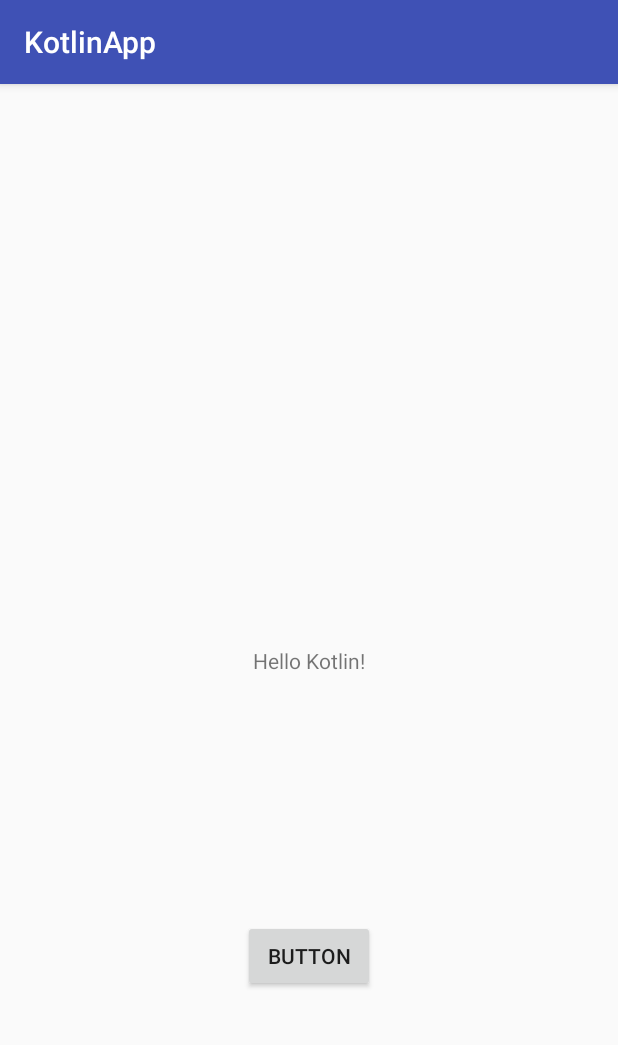
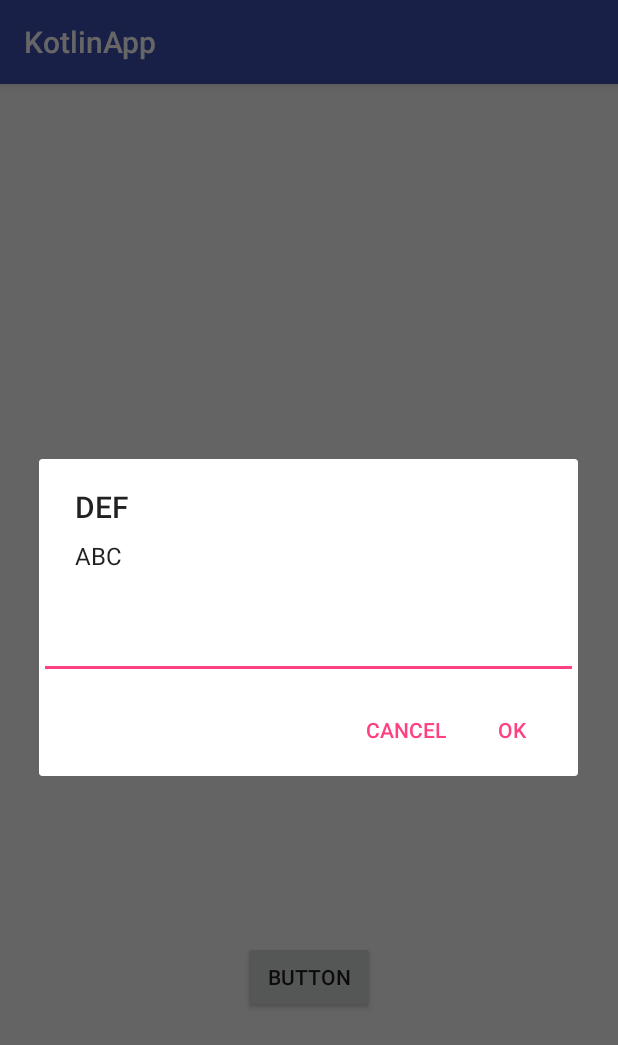
Before and after one commit to annalbenson/KotlinApp, an Android app: the screen it shows after launch (MainActivity), after a tap on "BUTTON", on a phone screen of 412 x 824 dp. Shown: the top 1045 px of the screen. Run offline under Robolectric (Android 15) with nearby library versions, the phone set to English and light mode, and no system bars.

Commit message:
Button, dialog, change message text

```diff
--- a/app/src/main/java/com/annabenson/kotlinapp/MainActivity.kt
+++ b/app/src/main/java/com/annabenson/kotlinapp/MainActivity.kt
@@ -1,31 +1,86 @@
 package com.annabenson.kotlinapp
 
+import android.content.DialogInterface
 import android.support.v7.app.AppCompatActivity
 import android.os.Bundle
+import android.support.v7.app.AlertDialog
+import android.text.InputType
+import android.util.Log
+import android.view.Gravity
 import android.view.View
 import android.widget.Button
+import android.widget.EditText
 import android.widget.TextView
 import android.widget.Toast
 import kotlinx.android.synthetic.main.activity_main.*
 
+
+
 class MainActivity : AppCompatActivity() {
 
-    //var button : Button // how to declare w/o initializing
+
+    lateinit var messageView : TextView
+    lateinit var button : Button
+
+    // can't really declare b/c it would be null until set later
 
     override fun onCreate(savedInstanceState: Bundle?) {
         super.onCreate(savedInstanceState)
         setContentView(R.layout.activity_main)
 
-        val messageView : TextView = findViewById(R.id.messageID)
+
+        messageView = findViewById(R.id.messageID)
         val startMsg : String = "Hello Kotlin!"
-        messageView.setText( startMsg )
+        messageView.text = startMsg
 
-        val button : Button = findViewById(R.id.buttonID)
+        button = findViewById(R.id.buttonID)
         button.setOnClickListener {
             Toast.makeText(this, "Clicked", Toast.LENGTH_SHORT).show()
+            buttonDialog()
         }
 
 
+    }
 
+    fun buttonDialog(){
+        val builder : AlertDialog.Builder = AlertDialog.Builder(this)
+
+        val editText = EditText(this)
+        editText.inputType = InputType.TYPE_CLASS_TEXT
+        editText.gravity = Gravity.CENTER_HORIZONTAL
+
+        builder.setView(editText)
+
+        builder.setPositiveButton("OK", DialogInterface.OnClickListener{ dialog, whichButton ->
+            print("buttonDialog : positive clicked")
+            val input : String = editText.text.toString()
+            messageView.text = input
+
+        })
+
+        /*
+        builder.setPositiveButton("OK", DialogInterface.OnClickListener{
+            print("buttonDialog : positive clicked")
+            val input : String = editText.text.toString()
+            messageView.text = input
+        })
+        */
+
+        builder.setNegativeButton("Cancel", DialogInterface.OnClickListener { dialog, whichButton ->
+            print("buttonDialog : negative clicked")
+        })
+
+            /*
+        builder.setNegativeButton("Cancel", DialogInterface.OnClickListener{
+            print("buttonDialog : negative clicked")
+        })
+        */
+
+        builder.setMessage("ABC")
+        builder.setTitle("DEF")
+
+        val dialog : AlertDialog = builder.create()
+        dialog.show()
     }
+
 }
--- a/app/src/main/res/layout/activity_main.xml
+++ b/app/src/main/res/layout/activity_main.xml
@@ -8,9 +8,8 @@
 
     <TextView
         android:id="@+id/messageID"
-        android:layout_width="wrap_content"
-        android:layout_height="wrap_content"
-        android:text="Hello World!"
+        android:layout_width="138dp"
+        android:layout_height="75dp"
         app:layout_constraintBottom_toBottomOf="parent"
         app:layout_constraintLeft_toLeftOf="parent"
         app:layout_constraintRight_toRightOf="parent"
```
